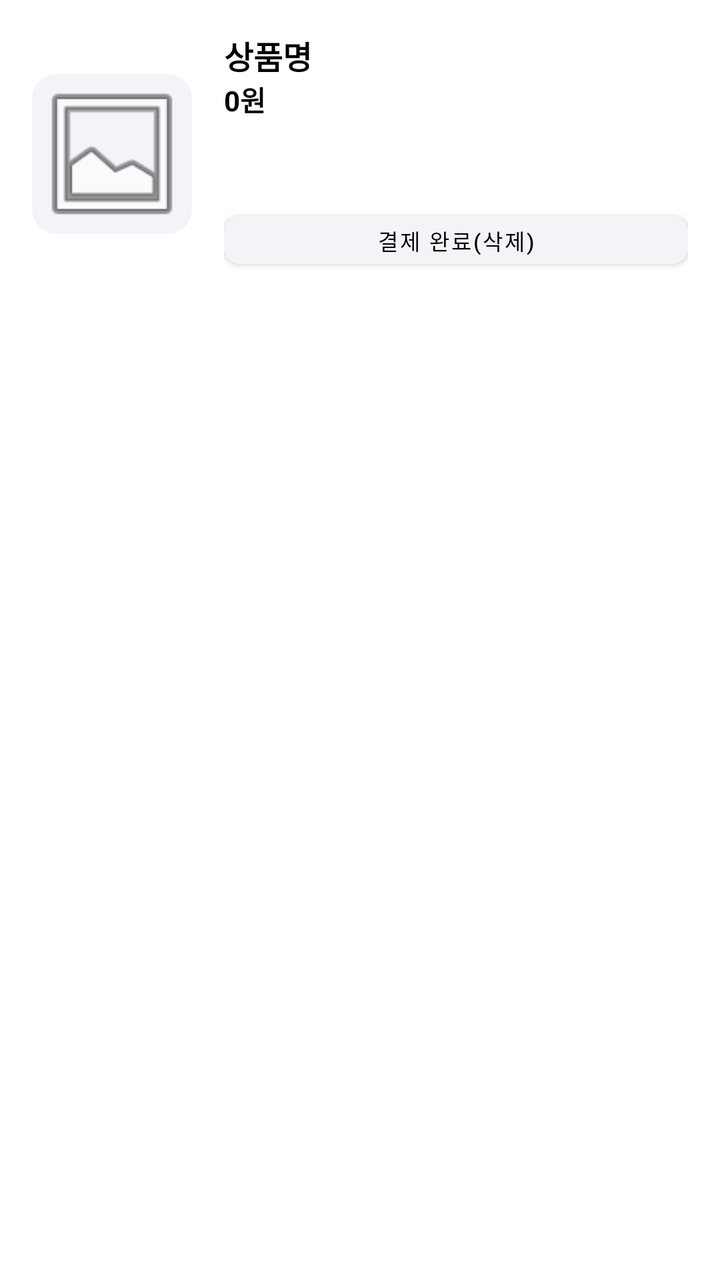
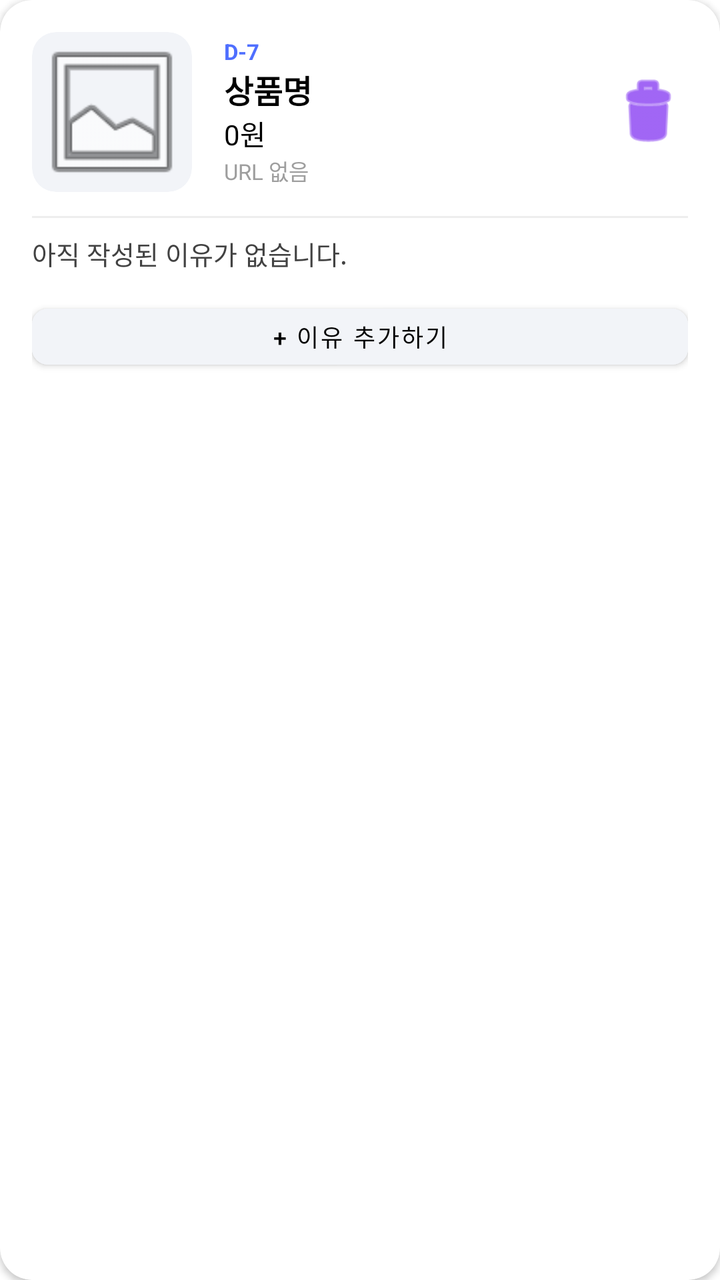

Before-and-after screenshots of an Android layout around one commit, followed by the original layout XML and the change that was made.
<!-- AndroidManifest.xml: application theme Theme.AllIn -->
<!-- res/layout/item_cart_product.xml -->
<?xml version="1.0" encoding="utf-8"?>
<androidx.cardview.widget.CardView xmlns:android="http://schemas.android.com/apk/res/android"
    xmlns:app="http://schemas.android.com/apk/res-auto"
    android:layout_width="match_parent"
    android:layout_height="wrap_content"
    android:layout_marginBottom="16dp"
    app:cardCornerRadius="16dp"
    app:cardElevation="0dp">

    <LinearLayout
        android:layout_width="match_parent"
        android:layout_height="wrap_content"
        android:orientation="horizontal"
        android:padding="16dp"
        android:gravity="center_vertical">

        <androidx.cardview.widget.CardView
            android:layout_width="80dp"
            android:layout_height="80dp"
            app:cardCornerRadius="12dp"
            app:cardElevation="0dp"
            android:backgroundTint="#F2F4F8">
            <ImageView
                android:id="@+id/ivProduct"
                android:layout_width="match_parent"
                android:layout_height="match_parent"
                android:scaleType="centerCrop"
                android:src="@android:drawable/ic_menu_gallery" />
        </androidx.cardview.widget.CardView>

        <LinearLayout
            android:layout_width="0dp"
            android:layout_height="wrap_content"
            android:layout_weight="1"
            android:layout_marginStart="16dp"
            android:orientation="vertical">

            <TextView
                android:id="@+id/tvProductName"
                android:layout_width="wrap_content"
                android:layout_height="wrap_content"
                android:text="상품명"
                android:textColor="@android:color/black"
                android:textSize="16sp"
                android:textStyle="bold" />

            <TextView
                android:id="@+id/tvProductPrice"
                android:layout_width="wrap_content"
                android:layout_height="wrap_content"
                android:text="0원"
                android:textColor="@android:color/black"
                android:textSize="14sp"
                android:textStyle="bold" />

            
            <Spinner
                android:id="@+id/spProductStatus"
                android:layout_width="wrap_content"
                android:layout_height="30dp"
                android:layout_marginTop="4dp"
                android:background="@null"
                android:textSize="11sp" />

            <Button
                android:id="@+id/btnCompletePayment"
                android:layout_width="match_parent"
                android:layout_height="36dp"
                android:layout_marginTop="8dp"
                android:backgroundTint="#F2F4F8"
                android:text="결제 완료(삭제)"
                android:textColor="@android:color/black"
                android:textSize="11sp"
                app:cornerRadius="8dp" />
        </LinearLayout>
    </LinearLayout>
</androidx.cardview.widget.CardView>
<!-- resources referenced by this layout -->
<resources>
  <style name="Theme.AllIn" parent="Theme.MaterialComponents.DayNight.NoActionBar">
          
          <item name="colorPrimary">@color/purple_500</item>
          <item name="colorPrimaryVariant">@color/purple_700</item>
          <item name="colorOnPrimary">@color/white</item>
          
          <item name="colorSecondary">@color/teal_200</item>
          <item name="colorSecondaryVariant">@color/teal_700</item>
          <item name="colorOnSecondary">@color/black</item>
          
          <item name="android:statusBarColor">#E9EFFF</item>
          <item name="android:windowLightStatusBar">true</item>
          
          
          <item name="alertDialogTheme">@style/RoundedAlertDialogTheme</item>
      </style>
  <color name="purple_500">#FF6200EE</color>
  <color name="purple_700">#FF3700B3</color>
  <color name="white">#FFFFFFFF</color>
  <color name="teal_200">#FF03DAC5</color>
  <color name="teal_700">#FF018786</color>
  <color name="black">#FF000000</color>
  <style name="RoundedAlertDialogTheme" parent="Theme.AppCompat.Light.Dialog.Alert">
          <item name="android:windowBackground">@drawable/dialog_rounded_background</item>
      </style>
  <!-- drawable dialog_rounded_background (drawable) -->
  <?xml version="1.0" encoding="utf-8"?>
  <inset xmlns:android="http://schemas.android.com/apk/res/android"
      android:insetLeft="16dp"
      android:insetTop="16dp"
      android:insetRight="16dp"
      android:insetBottom="16dp">
      <shape android:shape="rectangle">
          <solid android:color="@android:color/white" />
          <corners android:radius="24dp" />
      </shape>
  </inset>
</resources>

<!-- the commit's change to res/layout/item_cart_product.xml (unified diff, before → after) -->
@@ -5,73 +5,113 @@
     android:layout_height="wrap_content"
     android:layout_marginBottom="16dp"
     app:cardCornerRadius="16dp"
-    app:cardElevation="0dp">
+    app:cardElevation="2dp">
 
     <LinearLayout
         android:layout_width="match_parent"
         android:layout_height="wrap_content"
-        android:orientation="horizontal"
-        android:padding="16dp"
-        android:gravity="center_vertical">
-
-        <androidx.cardview.widget.CardView
-            android:layout_width="80dp"
-            android:layout_height="80dp"
-            app:cardCornerRadius="12dp"
-            app:cardElevation="0dp"
-            android:backgroundTint="#F2F4F8">
-            <ImageView
-                android:id="@+id/ivProduct"
-                android:layout_width="match_parent"
-                android:layout_height="match_parent"
-                android:scaleType="centerCrop"
-                android:src="@android:drawable/ic_menu_gallery" />
-        </androidx.cardview.widget.CardView>
+        android:orientation="vertical"
+        android:padding="16dp">
 
         <LinearLayout
-            android:layout_width="0dp"
+            android:layout_width="match_parent"
             android:layout_height="wrap_content"
-            android:layout_weight="1"
-            android:layout_marginStart="16dp"
-            android:orientation="vertical">
+            android:orientation="horizontal"
+            android:gravity="center_vertical">
 
-            <TextView
-                android:id="@+id/tvProductName"
-                android:layout_width="wrap_content"
+            <androidx.cardview.widget.CardView
+                android:layout_width="80dp"
+                android:layout_height="80dp"
+                app:cardCornerRadius="12dp"
+                app:cardElevation="0dp"
+                android:backgroundTint="#F2F4F8">
+                <ImageView
+                    android:id="@+id/ivProduct"
+                    android:layout_width="match_parent"
+                    android:layout_height="match_parent"
+                    android:scaleType="centerCrop"
+                    android:src="@android:drawable/ic_menu_gallery" />
+            </androidx.cardview.widget.CardView>
+
+            <LinearLayout
+                android:layout_width="0dp"
                 android:layout_height="wrap_content"
-                android:text="상품명"
-                android:textColor="@android:color/black"
-                android:textSize="16sp"
-                android:textStyle="bold" />
+                android:layout_weight="1"
+                android:layout_marginStart="16dp"
+                android:orientation="vertical">
 
-            <TextView
-                android:id="@+id/tvProductPrice"
-                android:layout_width="wrap_content"
-                android:layout_height="wrap_content"
-                android:text="0원"
-                android:textColor="@android:color/black"
-                android:textSize="14sp"
-                android:textStyle="bold" />
+                
+                <TextView
+                    android:id="@+id/tvRemainingDays"
+                    android:layout_width="wrap_content"
+                    android:layout_height="wrap_content"
+                    android:text="D-7"
+                    android:textColor="#4F6FFF"
+                    android:textSize="11sp"
+                    android:textStyle="bold" />
+
+                <TextView
+                    android:id="@+id/tvProductName"
+                    android:layout_width="wrap_content"
+                    android:layout_height="wrap_content"
+                    android:text="상품명"
+                    android:textColor="@android:color/black"
+                    android:textSize="16sp"
+                    android:textStyle="bold" />
+
+                <TextView
+                    android:id="@+id/tvProductPrice"
+                    android:layout_width="wrap_content"
+                    android:layout_height="wrap_content"
+                    android:text="0원"
+                    android:textColor="@android:color/black"
+                    android:textSize="14sp" />
+                
+                <TextView
+                    android:id="@+id/tvProductUrl"
+                    android:layout_width="wrap_content"
+                    android:layout_height="wrap_content"
+                    android:text="URL 없음"
+                    android:textColor="#9E9E9E"
+                    android:textSize="11sp"
+                    android:maxLines="1"
+                    android:ellipsize="end" />
+            </LinearLayout>
 
             
-            <Spinner
-                android:id="@+id/spProductStatus"
-                android:layout_width="wrap_content"
-                android:layout_height="30dp"
-                android:layout_marginTop="4dp"
-                android:background="@null"
-                android:textSize="11sp" />
+            <Button
+                android:id="@+id/btnDelete"
+                android:layout_width="40dp"
+                android:layout_height="40dp"
+                android:background="@android:drawable/ic_menu_delete"
+                android:backgroundTint="#4F6FFF" />
+        </LinearLayout>
 
-            <Button
-                android:id="@+id/btnCompletePayment"
-                android:layout_width="match_parent"
-                android:layout_height="36dp"
-                android:layout_marginTop="8dp"
-                android:backgroundTint="#F2F4F8"
-                android:text="결제 완료(삭제)"
-                android:textColor="@android:color/black"
-                android:textSize="11sp"
-                app:cornerRadius="8dp" />
-        </LinearLayout>
+        <View
+            android:layout_width="match_parent"
+            android:layout_height="1dp"
+            android:layout_marginTop="12dp"
+            android:background="#EEEEEE" />
+
+        <TextView
+            android:id="@+id/tvReasonsSummary"
+            android:layout_width="match_parent"
+            android:layout_height="wrap_content"
+            android:layout_marginTop="8dp"
+            android:text="아직 작성된 이유가 없습니다."
+            android:textColor="#424242"
+            android:textSize="13sp" />
+
+        <Button
+            android:id="@+id/btnAddReason"
+            android:layout_width="match_parent"
+            android:layout_height="40dp"
+            android:layout_marginTop="12dp"
+            android:text="+ 이유 추가하기"
+            android:textSize="12sp"
+            android:backgroundTint="#F2F4F8"
+            android:textColor="@android:color/black"
+            app:cornerRadius="8dp" />
+
     </LinearLayout>
 </androidx.cardview.widget.CardView>
